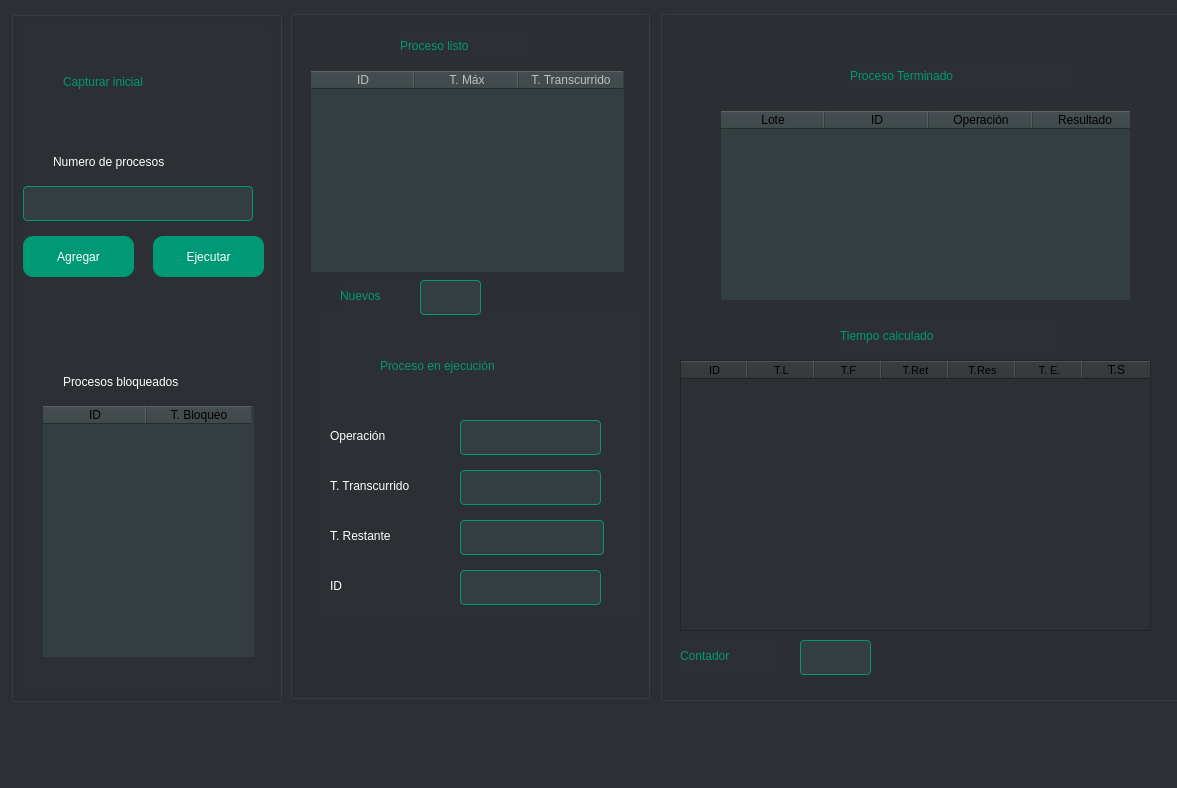
Old version of the form view/mainwindow.ui in the repository IvanBM18/Batch-Processing.
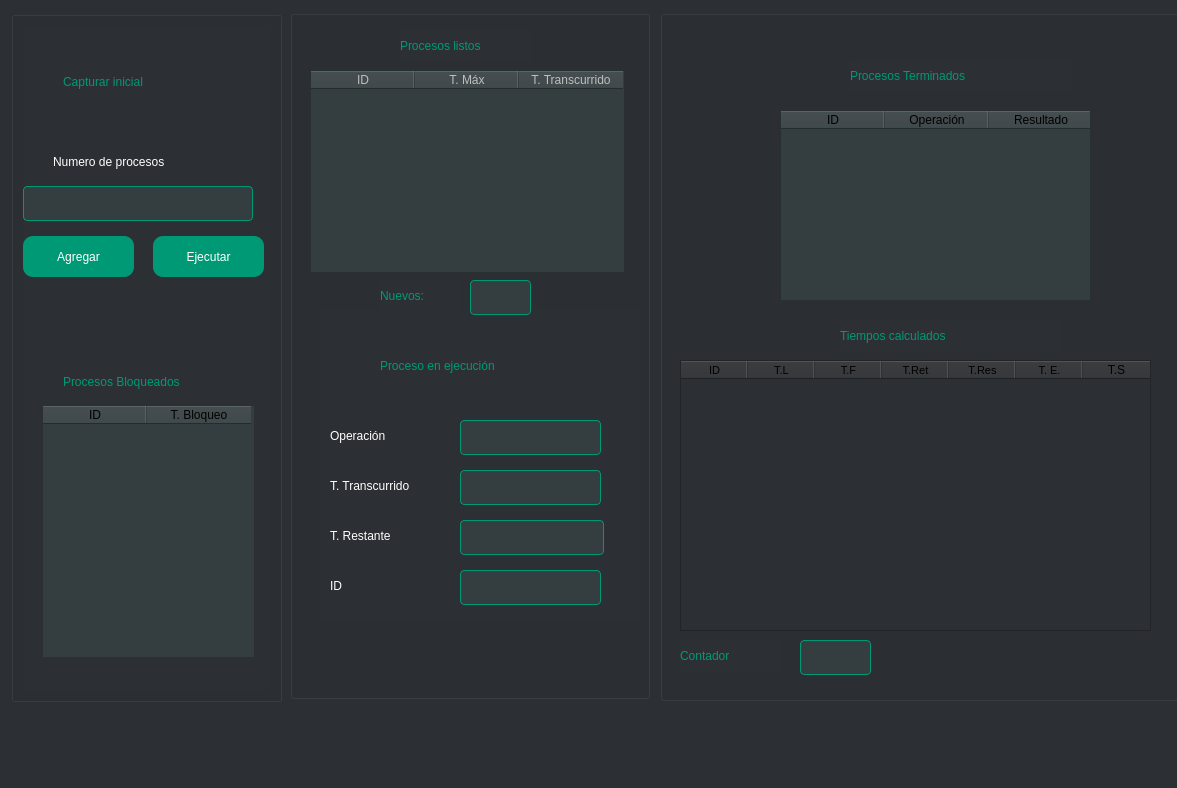
New version of the form.

```diff
--- a/view/mainwindow.ui
+++ b/view/mainwindow.ui
@@ -151,24 +151,6 @@
          <string>Ejecutar</string>
         </property>
        </widget>
-       <widget class="QLabel" name="label_Numero_2">
-        <property name="geometry">
-         <rect>
-          <x>40</x>
-          <y>340</y>
-          <width>171</width>
-          <height>31</height>
-         </rect>
-        </property>
-        <property name="styleSheet">
-         <string notr="true">color:rgb(255, 255, 255);
-font: 10pt &quot;Segoe UI Emoji&quot;;
-</string>
-        </property>
-        <property name="text">
-         <string>Procesos bloqueados</string>
-        </property>
-       </widget>
        <widget class="QTableWidget" name="tablaPbloqueados">
         <property name="geometry">
          <rect>
@@ -210,6 +192,25 @@
          </property>
         </column>
        </widget>
+       <widget class="QLabel" name="label_titulo_ProceL_2">
+        <property name="geometry">
+         <rect>
+          <x>40</x>
+          <y>340</y>
+          <width>171</width>
+          <height>31</height>
+         </rect>
+        </property>
+        <property name="styleSheet">
+         <string notr="true">color:rgb(0, 153, 117);
+
+font: 63 13pt &quot;Segoe UI Semibold&quot;;
+</string>
+        </property>
+        <property name="text">
+         <string>Procesos Bloqueados</string>
+        </property>
+       </widget>
       </widget>
      </item>
     </layout>
@@ -621,13 +622,13 @@
 </string>
      </property>
      <property name="text">
-      <string>Proceso listo</string>
+      <string>Procesos listos</string>
      </property>
     </widget>
     <widget class="QLabel" name="label_titulo_Nuevos">
      <property name="geometry">
       <rect>
-       <x>50</x>
+       <x>90</x>
        <y>270</y>
        <width>81</width>
        <height>31</height>
@@ -640,13 +641,13 @@
 </string>
      </property>
      <property name="text">
-      <string>Nuevos</string>
+      <string>Nuevos:</string>
      </property>
     </widget>
     <widget class="QLineEdit" name="textBox_restantes">
      <property name="geometry">
       <rect>
-       <x>130</x>
+       <x>180</x>
        <y>270</y>
        <width>61</width>
        <height>35</height>
@@ -700,15 +701,15 @@
 </string>
      </property>
      <property name="text">
-      <string>Proceso Terminado</string>
+      <string>Procesos Terminados</string>
      </property>
     </widget>
     <widget class="QTableWidget" name="tablaPTerminados">
      <property name="geometry">
       <rect>
-       <x>60</x>
+       <x>120</x>
        <y>100</y>
-       <width>411</width>
+       <width>311</width>
        <height>191</height>
       </rect>
      </property>
@@ -728,11 +729,6 @@
      <attribute name="horizontalHeaderDefaultSectionSize">
       <number>104</number>
      </attribute>
-     <column>
-      <property name="text">
-       <string>Lote</string>
-      </property>
-     </column>
      <column>
       <property name="text">
        <string>ID</string>
@@ -815,7 +811,7 @@
 </string>
      </property>
      <property name="text">
-      <string>Tiempo calculado</string>
+      <string>Tiempos calculados</string>
      </property>
     </widget>
     <widget class="QTableWidget" name="tableWidget">
```
Left out of the diff: 10 changed lines with no effect on the pictures.
